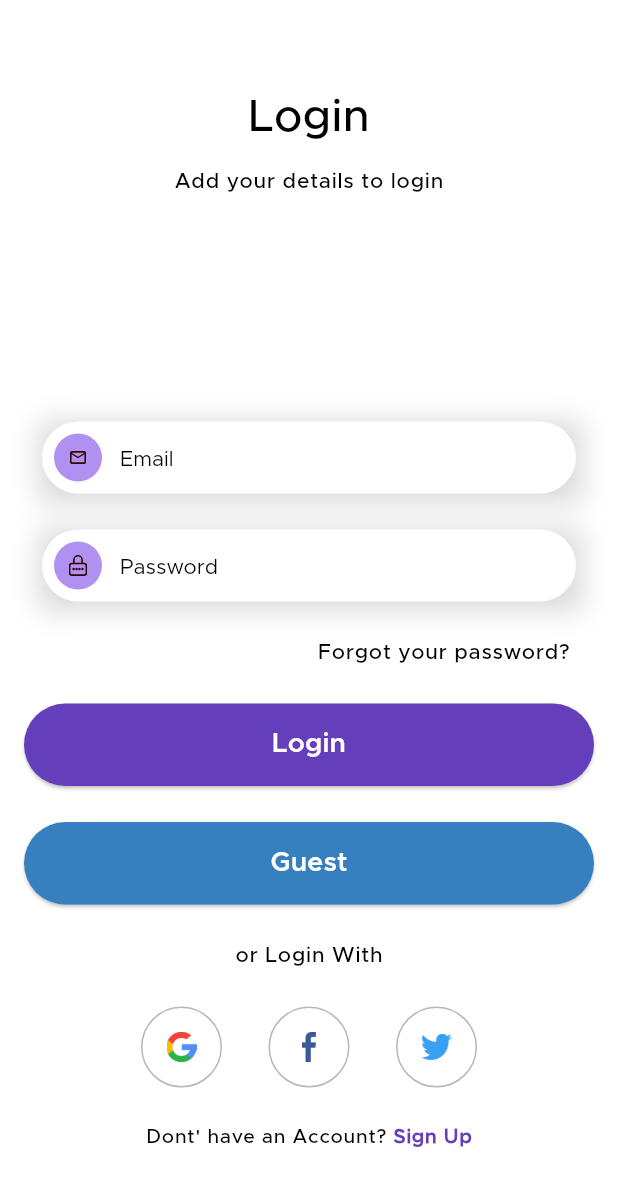
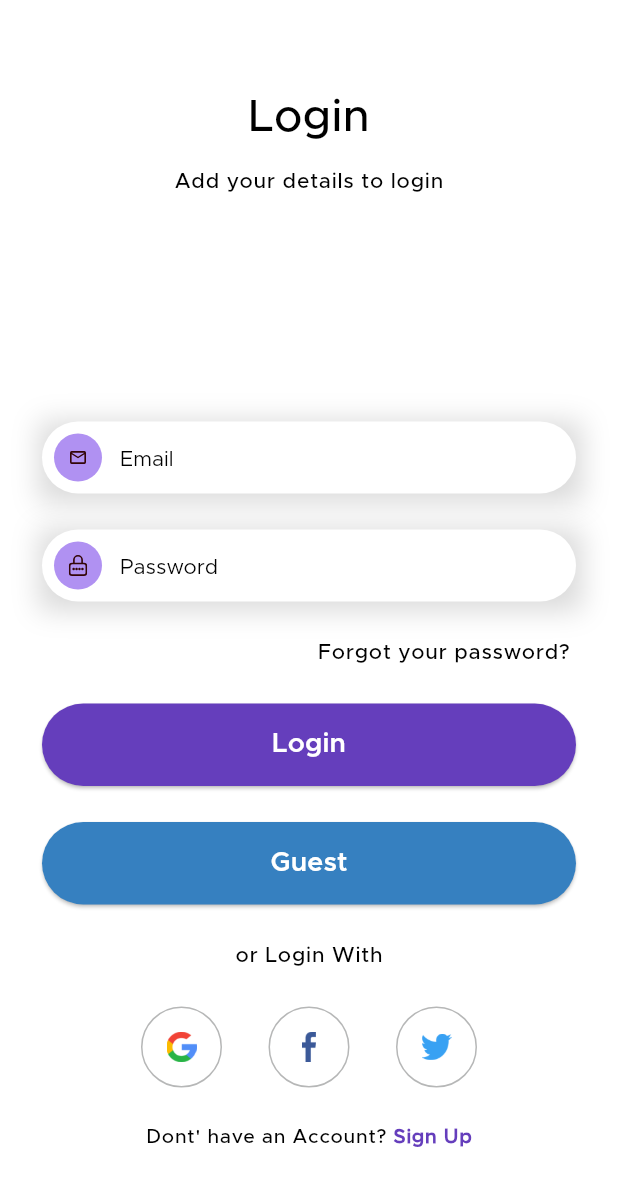
Before and after one commit to WaseemMirzaa/StreetCalle-Flutter, a Flutter app: the LoginScreen screen opened by its route, on a phone screen of 412 x 824 dp. Shown: the top 1186 px of the screen. Run offline on Flutter 3.47's test engine with Material 2 defaults, Android fonts, the phone set to English and light mode, and no system bars; our stand-ins replace cloud_firestore, dartz, equatable, firebase_auth, firebase_core, firebase_storage and 5 more; accounts and stored records are empty; project files that could hold a hidden picture were left out.

Commit message:
fixed_issue

```diff
--- a/lib/screens/auth/auth_screen.dart
+++ b/lib/screens/auth/auth_screen.dart
@@ -34,7 +34,7 @@ class AuthScreen extends StatelessWidget {
               mainAxisAlignment: MainAxisAlignment.end,
               children: [
                 Padding(
-                  padding: const EdgeInsets.symmetric(horizontal: 54.0),
+                  padding: const EdgeInsets.symmetric(horizontal: 44.0),
                   child: SizedBox(
                     width: context.width,
                     height: defaultButtonSize,
@@ -54,7 +54,7 @@ class AuthScreen extends StatelessWidget {
                 ),
                 const SizedBox(height: 20,),
                 Padding(
-                  padding: const EdgeInsets.symmetric(horizontal: 54.0),
+                  padding: const EdgeInsets.symmetric(horizontal: 44.0),
                   child: SizedBox(
                     width: context.width,
                     height: defaultButtonSize,
--- a/lib/screens/auth/login_screen.dart
+++ b/lib/screens/auth/login_screen.dart
@@ -91,7 +91,9 @@ class LoginScreen extends StatelessWidget {
                   builder: (context, state) {
                     return state is LoginLoading
                         ? const CircularProgressIndicator(color: AppColors.primaryColor,)
-                        : SizedBox(
+                        : Padding(
+                          padding: const EdgeInsets.symmetric(horizontal: 12.0),
+                          child: SizedBox(
                       width: context.width,
                       height: defaultButtonSize,
                       child: ElevatedButton(
@@ -104,6 +106,7 @@ class LoginScreen extends StatelessWidget {
                             style: context.currentTextTheme.labelLarge?.copyWith(color: AppColors.whiteColor),
                           ),
                       ),
+                    ),
                         );
                   },
                 ),
@@ -113,7 +116,9 @@ class LoginScreen extends StatelessWidget {
                   builder: (context, state) {
                     return state is GuestLoginLoading
                         ? const CircularProgressIndicator(color: AppColors.guestColor,)
-                        : SizedBox(
+                        : Padding(
+                          padding: const EdgeInsets.symmetric(horizontal: 12.0),
+                          child: SizedBox(
                       width: context.width,
                       height: defaultButtonSize,
                       child: ElevatedButton(
@@ -124,6 +129,7 @@ class LoginScreen extends StatelessWidget {
                           child: Text(
                             TempLanguage().lblGuest,
                             style: context.currentTextTheme.labelLarge?.copyWith(color: AppColors.whiteColor),
+                          ),
                       ),
                     ),
                         );
--- a/lib/screens/auth/sign_up_screen.dart
+++ b/lib/screens/auth/sign_up_screen.dart
@@ -135,7 +135,9 @@ class SignUpScreen extends StatelessWidget {
                   builder: (context, state) {
                     return state is SignUpLoading
                         ? const CircularProgressIndicator(color: AppColors.primaryColor,)
-                        : SizedBox(
+                        : Padding(
+                      padding: const EdgeInsets.symmetric(horizontal: 12.0),
+                          child: SizedBox(
                       width: context.width,
                       height: defaultButtonSize,
                       child: ElevatedButton(
@@ -146,6 +148,7 @@ class SignUpScreen extends StatelessWidget {
                           child: Text(
                             TempLanguage().lblSignUp,
                             style: context.currentTextTheme.labelLarge?.copyWith(color: AppColors.whiteColor),
+                          ),
                       ),
                     ),
                         );
--- a/lib/utils/routing/routing.dart
+++ b/lib/utils/routing/routing.dart
@@ -13,7 +13,7 @@ final router = GoRouter(
   routes: [
     GoRoute(
       path: AppRoutingName.splashScreen,
-      builder: (context, state) => const MainScreen(user: 'Shehzad'),
+      builder: (context, state) => const SplashScreen(),
     ),
     GoRoute(
       path: AppRoutingName.selectUserScreen,
@@ -52,7 +52,7 @@ final router = GoRouter(
       path: AppRoutingName.mainScreen,
       name: AppRoutingName.mainScreen,
       builder: (context, state) {
-        final user = state.pathParameters['email']!;
+        final user = state.pathParameters['user']!;
         return MainScreen(user: user);
       },
     ),
```
Lines whose indentation alone changed are shown as unchanged.
